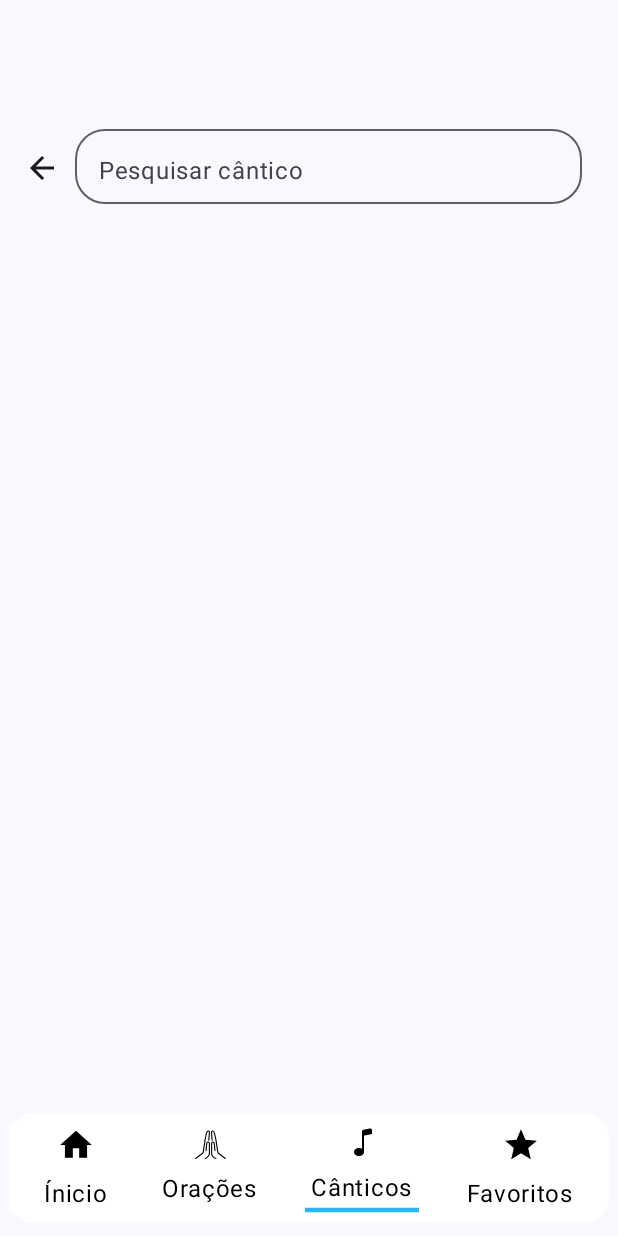
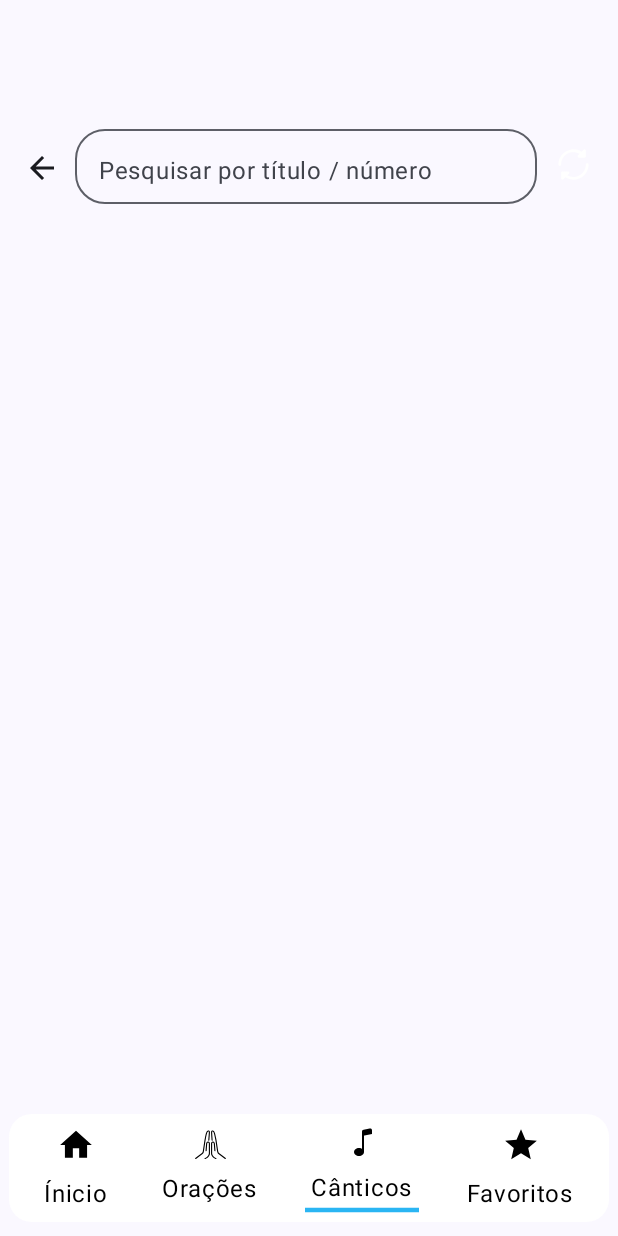
Before and after one commit to samuelsumbane/OremosChanganaPortugues, an Android app built with Jetpack Compose: the composable CanticosPage called with empty values, on a phone screen of 412 x 824 dp. Run offline under Robolectric (Android 15) with nearby library versions, the phone set to English and light mode, and no system bars.

Commit message:
pesquisar no corpo

```diff
--- a/app/src/main/java/com/samuel/oremoschangana/view/canticos.kt
+++ b/app/src/main/java/com/samuel/oremoschangana/view/canticos.kt
@@ -10,6 +10,8 @@ import androidx.compose.foundation.layout.fillMaxSize
 import androidx.compose.foundation.layout.fillMaxWidth
 import androidx.compose.foundation.layout.height
 import androidx.compose.foundation.layout.padding
+import androidx.compose.foundation.layout.size
+import androidx.compose.foundation.layout.width
 import androidx.compose.foundation.lazy.LazyColumn
 import androidx.compose.foundation.lazy.items
 import androidx.compose.foundation.shape.RoundedCornerShape
@@ -26,6 +28,7 @@ import androidx.compose.material3.Text
 import androidx.compose.material3.TopAppBar
 import androidx.compose.material3.TopAppBarDefaults
 import androidx.compose.runtime.Composable
+import androidx.compose.runtime.LaunchedEffect
 import androidx.compose.runtime.getValue
 import androidx.compose.runtime.mutableStateOf
 import androidx.compose.runtime.remember
@@ -34,11 +37,14 @@ import androidx.compose.ui.Alignment
 import androidx.compose.ui.Modifier
 import androidx.compose.ui.draw.clip
 import androidx.compose.ui.graphics.Color
+import androidx.compose.ui.graphics.vector.ImageVector
+import androidx.compose.ui.res.vectorResource
 import androidx.compose.ui.text.font.FontWeight
 import androidx.compose.ui.text.style.TextAlign
 import androidx.compose.ui.unit.dp
 import androidx.compose.ui.unit.sp
 import androidx.navigation.NavController
+import com.samuel.oremoschangana.R
 import com.samuel.oremoschangana.apresentacaoOracao.CancaoEvent
 import com.samuel.oremoschangana.apresentacaoOracao.CancaoState
 import com.samuel.oremoschangana.components.BottomAppBarPrincipal
@@ -52,6 +58,7 @@ import com.samuel.oremoschangana.ui.theme.White
 fun CanticosPage(state: CancaoState, navController: NavController, value: String, onEvent: (CancaoEvent) -> Unit){
 
     var pesquisaTexto by remember { mutableStateOf("") }
+    var pesquisaTextoAvancada by remember { mutableStateOf("") }
 
     val dados = if(value == "todos"){
         state.cancoes
@@ -59,29 +66,76 @@ fun CanticosPage(state: CancaoState, navController: NavController, value: String
         state.cancoes.filter{ it.grupo == value }
     }
 
+//    var activeInput = 0 //normal
+    var activeInput by remember { mutableStateOf(0) }
+
+    LaunchedEffect(activeInput) {
+        pesquisaTexto = ""
+        pesquisaTextoAvancada = ""
+    }
+
+
     Scaffold(
         topBar = {
             TopAppBar(
-                title = {Text(text="Canticos", color = MaterialTheme.colorScheme.onPrimary)},
+                title = { Text(text = "Canticos", color = MaterialTheme.colorScheme.onPrimary) },
                 colors = TopAppBarDefaults.topAppBarColors(
                     containerColor = Color.Transparent
                 ),
                 navigationIcon = {
-                    IconButton(onClick={ navController.popBackStack() } ){
+                    IconButton(onClick = { }) {
                         Icon(imageVector = Icons.Outlined.ArrowBack, contentDescription = null)
                     }
                 },
                 actions = {
-                    InputPesquisa(
-                        value = pesquisaTexto,
-                        onValueChange = { pesquisaTexto = it },
+                    Row(
                         modifier = Modifier
                             .fillMaxWidth()
-                            .padding(50.dp, 0.dp, 20.dp, 10.dp)
-                            .height(58.dp),
-                        label = "Pesquisar cântico",
-                        maxLines = 1,
-                    )
+                            .padding(50.dp, 0.dp, 0.dp, 0.dp)
+                    ) {
+                        Row(
+                            modifier = Modifier
+                                .fillMaxWidth().weight(0.8f)
+                        ) {
+                            val labelText =
+                                if (activeInput == 0) "Pesquisar por título / número" else "Pesquisar no corpo do cântico"
+                            val inputValue =
+                                if (activeInput == 0) pesquisaTexto else pesquisaTextoAvancada
+
+                            InputPesquisa(
+                                value = inputValue,
+                                onValueChange = {
+                                    if (activeInput == 0) pesquisaTexto =
+                                        it else pesquisaTextoAvancada = it
+                                },
+                                modifier = Modifier
+                                    .fillMaxWidth()
+                                    .padding(0.dp, 0.dp, 0.dp, 10.dp)
+                                    .height(58.dp),
+                                label = labelText,
+                                maxLines = 1,
+                            )
+                        }
+
+                        Row(
+                            modifier = Modifier
+                                .width(50.dp)
+                                .padding(0.dp, 7.dp, 0.dp, 0.dp)
+                        ) {
+                            IconButton(
+                                onClick = {
+                                    activeInput = if (activeInput == 0) { 1 } else { 0 }
+                                },
+                            ) {
+                                Icon(
+                                    imageVector = ImageVector.vectorResource(id = R.drawable.ic_reloadicon),
+                                    contentDescription = "Trocar o campo de pesquisa",
+                                    tint = MaterialTheme.colorScheme.onPrimary,
+                                    modifier = Modifier.size(22.dp),
+                                )
+                            }
+                        }
+                    }
                 }
             )
         },
@@ -105,15 +159,24 @@ fun CanticosPage(state: CancaoState, navController: NavController, value: String
                     if (pesquisaTexto.isNotBlank()) {
 //
                         val numOrNot = isNumber(pesquisaTexto)
-                        if (numOrNot){
+                        if (numOrNot) {
                             dados.filter { it.numero == pesquisaTexto }
-                        }else{
-                            dados.filter{ it.titulo.contains(pesquisaTexto, ignoreCase = true) }
+                        } else {
+                            dados.filter { it.titulo.contains(pesquisaTexto, ignoreCase = true) }
                         }
-
+                    }else if (pesquisaTextoAvancada.isNotBlank()){
+                            val numOrNot = isNumber(pesquisaTextoAvancada)
+                            if (numOrNot){
+                                dados.filter { it.numero == pesquisaTextoAvancada }
+                            }else{
+                                dados.filter{ it.titulo.contains(pesquisaTextoAvancada, ignoreCase = true) ||
+                                        it.corpo.contains(pesquisaTextoAvancada, ignoreCase = true)
+                                }
+                            }
                     } else {
                         dados
                     }
+
                 ) { cancao ->
                     val n = cancao.numero
                     val t = cancao.titulo
--- a/app/src/main/java/com/samuel/oremoschangana/view/eachCantico.kt
+++ b/app/src/main/java/com/samuel/oremoschangana/view/eachCantico.kt
@@ -39,7 +39,6 @@ import com.samuel.oremoschangana.functionsKotlin.ShareIconButton
 fun EachCantico(navController: NavController, numero: String, titulo:String, corpo: String){
     var scale by remember { mutableStateOf(1f) }
 
-
     Scaffold(
         topBar = {
             TopAppBar(
@@ -67,7 +66,8 @@ fun EachCantico(navController: NavController, numero: String, titulo:String, cor
             .fillMaxSize()
             .pointerInput(Unit) {
                 detectTransformGestures { _, pan, zoom, _ ->
-                    scale *= zoom
+                    val newScale = scale * zoom
+                    scale = newScale.coerceIn(1.0f, 3.0f) // intervalo do zoom.
                 }
             }
         ) {
@@ -90,9 +90,7 @@ fun EachCantico(navController: NavController, numero: String, titulo:String, cor
 
             }
 
-
         }
 
     }
-
 }
--- a/app/src/main/java/com/samuel/oremoschangana/view/eachOracao.kt
+++ b/app/src/main/java/com/samuel/oremoschangana/view/eachOracao.kt
@@ -65,7 +65,8 @@ fun EachOracao(navController: NavController, titulo:String, corpo: String){
 
         Box(modifier = Modifier.fillMaxSize().pointerInput(Unit) {
             detectTransformGestures { _, pan, zoom, _ ->
-                scale *= zoom
+                val newScale = scale * zoom
+                scale = newScale.coerceIn(1.0f, 3.0f) // intervalo do zoom.
             }
         }) {
             Column(
--- /dev/null
+++ b/app/src/main/res/drawable/ic_reloadicon.xml
@@ -0,0 +1,9 @@
+<vector xmlns:android="http://schemas.android.com/apk/res/android"
+    android:width="800dp"
+    android:height="800dp"
+    android:viewportWidth="24"
+    android:viewportHeight="24">
+  <path
+      android:fillColor="#FF000000"
+      android:pathData="M1,12a11,11 0,0 1,16.882 -9.3l1.411,-1.41A1,1 0,0 1,21 2v4a1,1 0,0 1,-1 1h-4a1,1 0,0 1,-0.707 -1.707l1.128,-1.128A8.994,8.994 0,0 0,3 12a1,1 0,0 1,-2 0ZM22,11a1,1 0,0 0,-1 1,9.01 9.01,0 0,1 -9,9 8.9,8.9 0,0 1,-4.42 -1.166l1.127,-1.127A1,1 0,0 0,8 17L4,17a1,1 0,0 0,-1 1v4a1,1 0,0 0,0.617 0.924A0.987,0.987 0,0 0,4 23a1,1 0,0 0,0.707 -0.293L6.118,21.3A10.891,10.891 0,0 0,12 23a11.013,11.013 0,0 0,11 -11,1 1,0 0,0 -1,-1Z"/>
+</vector>
```
